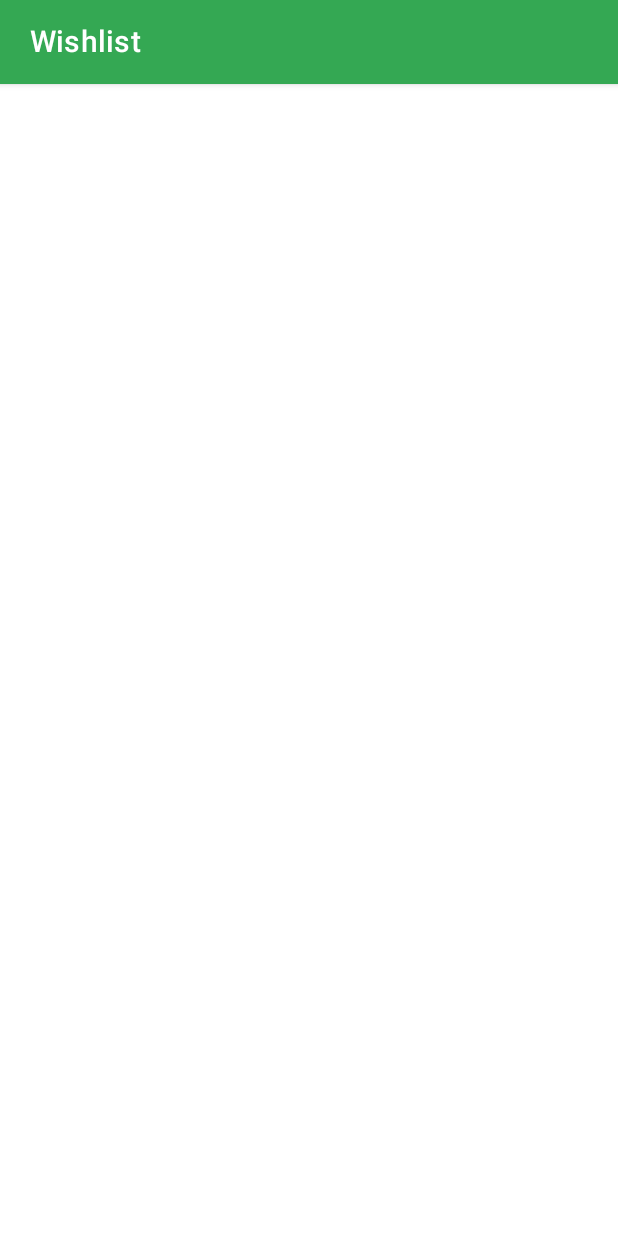
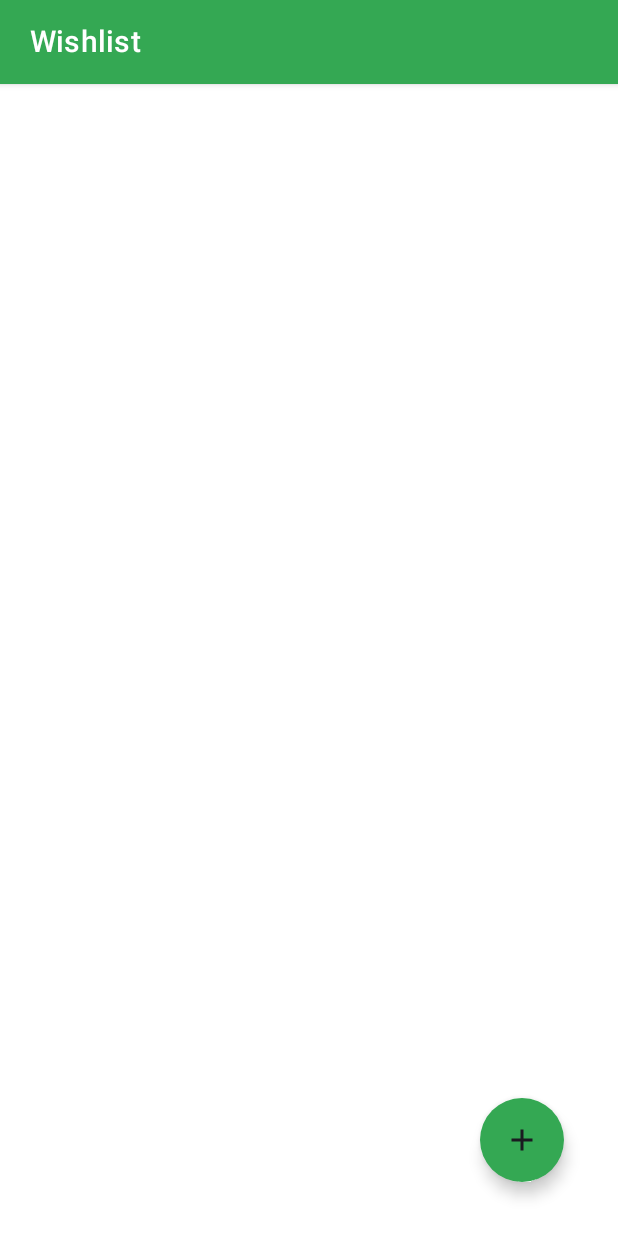
Before and after one commit to nandaiqbalh/wishlist-app-compose, an Android app built with Jetpack Compose: the screen it shows after launch (MainActivity), on a phone screen of 412 x 824 dp. Run offline under Robolectric (Android 15) with nearby library versions, the phone set to English and light mode, and no system bars.

Commit message:
Floating Action Button

```diff
--- a/app/src/main/java/com/nandaiqbalh/wishlistapp/ui/HomeView.kt
+++ b/app/src/main/java/com/nandaiqbalh/wishlistapp/ui/HomeView.kt
@@ -3,14 +3,33 @@ package com.nandaiqbalh.wishlistapp.ui
 import androidx.compose.foundation.layout.fillMaxSize
 import androidx.compose.foundation.layout.padding
 import androidx.compose.foundation.lazy.LazyColumn
+import androidx.compose.material.FloatingActionButton
 import androidx.compose.material.Scaffold
+import androidx.compose.material.icons.Icons
+import androidx.compose.material.icons.filled.Add
+import androidx.compose.material3.Icon
 import androidx.compose.runtime.Composable
 import androidx.compose.ui.Modifier
+import androidx.compose.ui.graphics.Color
+import androidx.compose.ui.res.colorResource
+import androidx.compose.ui.unit.dp
 import com.nandaiqbalh.wishlistapp.AppBarView
+import com.nandaiqbalh.wishlistapp.R
 
 @Composable
 fun HomeView() {
-	Scaffold(topBar = { AppBarView(title = "Wishlist", onBackNavClicked = {}) }) {
+	Scaffold(
+		topBar = { AppBarView(title = "Wishlist", onBackNavClicked = {}) },
+		floatingActionButton = {
+			FloatingActionButton(
+				onClick = { /*TODO*/ },
+				modifier = Modifier.padding(20.dp),
+				contentColor = Color.White,
+				backgroundColor = colorResource(id = R.color.app_bar_color)
+			) {
+				Icon(imageVector = Icons.Default.Add, contentDescription = "Floating action button")
+			}
+		}) {
 		LazyColumn(
 			modifier = Modifier
 				.fillMaxSize()
```
